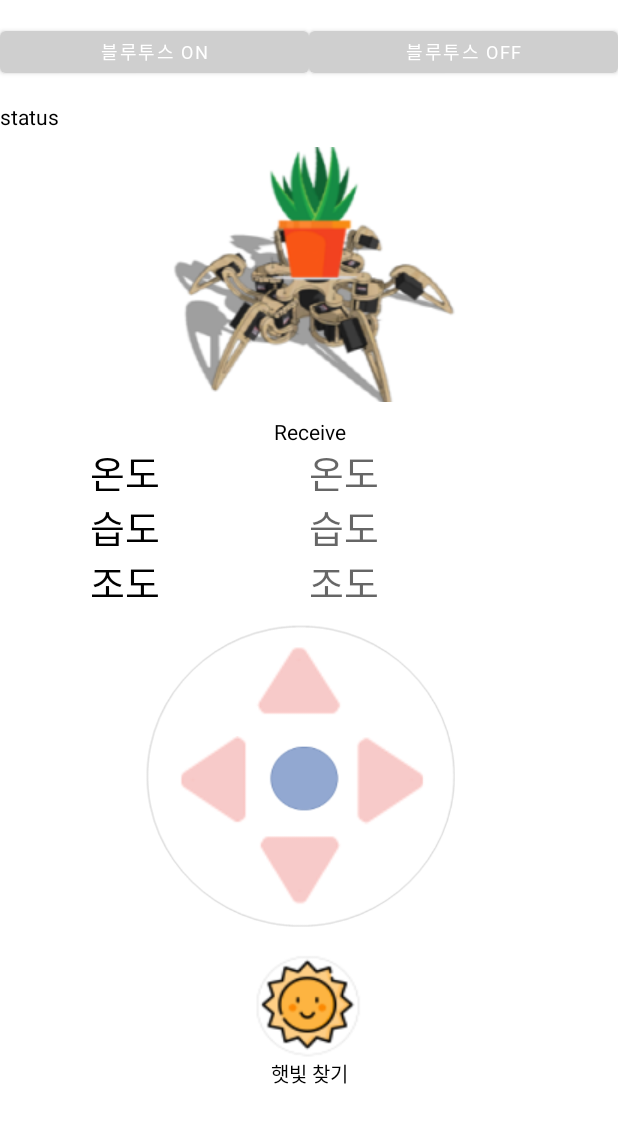
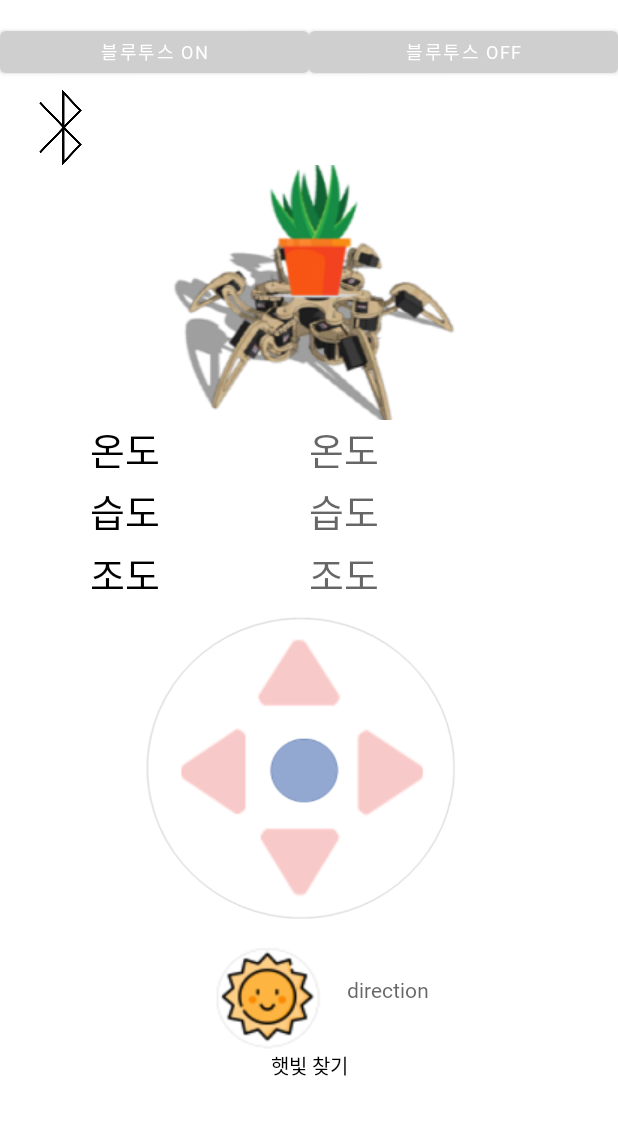
Before and after one commit to icarusicarus/plant-robot, an Android app: the screen it shows after launch (MainActivity), on a phone screen of 412 x 824 dp. Shown: the top 1123 px of the screen. Run offline under Robolectric (Android 15) with nearby library versions, the phone set to English and light mode, and no system bars.

Commit message:
plant robot

```diff
--- a/app/src/main/java/com/example/myapplication_3/MainActivity.java
+++ b/app/src/main/java/com/example/myapplication_3/MainActivity.java
@@ -3,6 +3,7 @@ package com.example.myapplication_3;
 import androidx.appcompat.app.ActionBar;
 import androidx.appcompat.app.AppCompatActivity;
 
+import android.media.Image;
 import android.os.Bundle;
 import android.bluetooth.BluetoothAdapter;
 import android.bluetooth.BluetoothDevice;
@@ -20,6 +21,7 @@ import android.view.accessibility.AccessibilityManager;
 import android.widget.Button;
 import android.widget.EditText;
 import android.widget.ImageButton;
+import android.widget.ImageView;
 import android.widget.TextView;
 import android.widget.Toast;
 
@@ -36,6 +38,8 @@ public class MainActivity extends AppCompatActivity {
     TextView mTvBluetoothStatus;
     TextView mTvReceiveData;
     TextView mTvSendData;
+    ImageView bluetoothStatus;
+    ImageView direction;
     Button mBtnBluetoothOn;
     Button mBtnBluetoothOff;
     ImageButton mBtnConnect;
@@ -71,6 +75,8 @@ public class MainActivity extends AppCompatActivity {
         ActionBar actionBar = getSupportActionBar();
         actionBar.hide();
 
+        bluetoothStatus = (ImageView)findViewById(R.id.bluetoothstatus);
+        direction = (ImageView)findViewById(R.id.direction);
         mTvBluetoothStatus = (TextView)findViewById(R.id.tvBluetoothStatus);
 //        mTvReceiveData = (TextView)findViewById(R.id.tvReceiveData);
         mBtnBluetoothOn = (Button)findViewById(R.id.btnBluetoothOn);
@@ -89,18 +95,22 @@ public class MainActivity extends AppCompatActivity {
         TextView humd = (TextView)findViewById(R.id.humd);
         TextView ilm = (TextView)findViewById(R.id.ilm);
 
+        direction.setVisibility(View.INVISIBLE);
+
         mBluetoothAdapter = BluetoothAdapter.getDefaultAdapter();
 
         mBtnBluetoothOn.setOnClickListener(new Button.OnClickListener() {
             @Override
             public void onClick(View view) {
                 bluetoothOn();
+                bluetoothStatus.setImageDrawable(getResources().getDrawable(R.drawable.bluetooth_on));
             }
         });
         mBtnBluetoothOff.setOnClickListener(new Button.OnClickListener() {
             @Override
             public void onClick(View view) {
                 bluetoothOff();
+                bluetoothStatus.setImageDrawable(getResources().getDrawable(R.drawable.bluetooth_off));
             }
         });
         mBtnConnect.setOnClickListener(new Button.OnClickListener() {
@@ -276,9 +286,11 @@ public class MainActivity extends AppCompatActivity {
                 if (resultCode == RESULT_OK) { // 블루투스 활성화를 확인을 클릭하였다면
                     Toast.makeText(getApplicationContext(), "블루투스 활성화", Toast.LENGTH_LONG).show();
                     mTvBluetoothStatus.setText("활성화");
+
                 } else if (resultCode == RESULT_CANCELED) { // 블루투스 활성화를 취소를 클릭하였다면
                     Toast.makeText(getApplicationContext(), "취소", Toast.LENGTH_LONG).show();
                     mTvBluetoothStatus.setText("비활성화");
+                    bluetoothStatus.setImageDrawable(getResources().getDrawable(R.drawable.bluetooth_off));
                 }
                 break;
         }
--- a/app/src/main/res/layout/activity_main.xml
+++ b/app/src/main/res/layout/activity_main.xml
@@ -18,6 +18,7 @@
         android:gravity="center"
         android:orientation="horizontal">
 
+        <!--  블루투스 켜기-->
         <Button
             android:id="@+id/btnBluetoothOn"
             android:layout_width="20dp"
@@ -28,6 +29,7 @@
             android:drawable="@drawable/button_round"
             android:textSize="12dp" />
 
+        <!--  블루투스 끄기-->
         <Button
             android:id="@+id/btnBluetoothOff"
             android:layout_width="20dp"
@@ -41,9 +43,8 @@
 
     <LinearLayout
         android:layout_width="match_parent"
-        android:layout_height="235dp"
+        android:layout_height="220dp"
         android:gravity="center"
-        android:layout_gravity="center"
         android:orientation="vertical">
 
         <TextView
@@ -52,13 +53,21 @@
             android:layout_height="20dp"
             android:layout_marginTop="10dp"
             android:text="status"
-            android:textColor="@color/black"/>
+            android:textColor="@color/black" />
 
+        <ImageView
+            android:id="@+id/bluetoothstatus"
+            android:layout_width="50dp"
+            android:layout_height="50dp"
+            android:layout_gravity="left"
+            android:layout_marginLeft="15dp"
+            android:src="@drawable/bluetooth" />
+
+        <!--  블루투스 연결 버튼-->
         <ImageButton
             android:id="@+id/btnConnect"
             android:layout_width="300dp"
             android:layout_height="170dp"
-            android:layout_marginTop="10dp"
             android:adjustViewBounds="true"
             android:backgroundTint="#0000"
             android:gravity="center"
@@ -73,12 +82,12 @@
             android:layout_marginTop="10dp"
             android:gravity="center"
             android:text="Receive"
-            android:textColor="@color/black"/>
+            android:textColor="@color/black" />
     </LinearLayout>
 
     <LinearLayout
         android:layout_width="match_parent"
-        android:layout_height="110dp"
+        android:layout_height="120dp"
         android:gravity="center"
         android:layout_gravity="center"
         android:orientation="vertical">
@@ -88,6 +97,7 @@
             android:layout_height="35dp"
             android:layout_marginLeft="60dp"
             android:layout_marginRight="60dp"
+            android:layout_marginBottom="5dp"
             android:layout_weight="1"
             android:orientation="horizontal">
 
@@ -101,6 +111,7 @@
                     android:textSize="25dp"
                     android:fontFamily="@font/gosanja"/>
 
+                <!-- 온도 출력-->
                 <TextView
                     android:id="@+id/temp"
                     android:layout_width="match_parent"
@@ -117,6 +128,7 @@
             android:layout_height="35dp"
             android:layout_marginLeft="60dp"
             android:layout_marginRight="60dp"
+            android:layout_marginBottom="5dp"
             android:layout_weight="1"
             android:orientation="horizontal">
 
@@ -130,6 +142,7 @@
                     android:textSize="25dp"
                     android:fontFamily="@font/gosanja"/>
 
+                <!--  습도 출력-->
                 <TextView
                     android:id="@+id/humd"
                     android:layout_width="match_parent"
@@ -158,6 +171,7 @@
                     android:textSize="25dp"
                     android:fontFamily="@font/gosanja"/>
 
+                <!-- 조도 출력-->
                 <TextView
                     android:id="@+id/ilm"
                     android:layout_width="match_parent"
@@ -168,22 +182,6 @@
                     android:textSize="25dp" />
         </LinearLayout>
     </LinearLayout>
-<!--        <Button-->
-<!--            android:id="@+id/btnSendData"-->
-<!--            android:layout_width="wrap_content"-->
-<!--            android:layout_height="35dp"-->
-<!--            android:text="전송" />-->
-
-<!--        <EditText-->
-<!--            android:id="@+id/tvSendData"-->
-<!--            android:layout_width="wrap_content"-->
-<!--            android:layout_height="wrap_content"-->
-<!--            android:layout_marginStart="8dp"-->
-<!--            android:layout_marginLeft="8dp"-->
-<!--            android:ems="10"-->
-<!--            android:inputType="textPersonName"-->
-<!--            android:text="Send Data" />-->
-
 
 
     <FrameLayout
@@ -204,6 +202,7 @@
             android:backgroundTint="#0000"
             android:orientation="vertical">
 
+            <!-- 앞으로 이동-->
             <ImageButton
                 android:id="@+id/btnUp"
                 android:layout_width="63dp"
@@ -221,6 +220,7 @@
                 android:gravity="center"
                 android:orientation="horizontal">
 
+                <!-- 왼쪽으로 이동-->
                 <ImageButton
                     android:id="@+id/btnLeft"
                     android:layout_width="56dp"
@@ -229,6 +229,7 @@
                     android:adjustViewBounds="true"
                     android:background="@drawable/btnleft"/>
 
+                <!--  멈춤-->
                 <ImageButton
                     android:id="@+id/btnStop"
                     android:layout_width="60dp"
@@ -236,6 +237,7 @@
                     android:adjustViewBounds="true"
                     android:background="@drawable/btnstop"/>
 
+                <!-- 오른쪽으로 이동-->
                 <ImageButton
                     android:id="@+id/btnRight"
                     android:layout_width="56dp"
@@ -246,6 +248,7 @@
 
             </LinearLayout>
 
+            <!-- 뒤로 가기-->
             <ImageButton
                 android:id="@+id/btnDown"
                 android:layout_width="63dp"
@@ -262,19 +265,46 @@
 
     <LinearLayout
         android:layout_width="match_parent"
-        android:layout_height="100dp"
+        android:layout_height="70dp"
         android:layout_gravity="center"
-        android:layout_marginBottom="10dp"
-        android:orientation="vertical">
+        android:orientation="horizontal">
 
+        <!-- 햇빛 찾기-->
         <ImageButton
             android:id="@+id/btnSun"
             android:layout_width="72dp"
             android:layout_height="70dp"
             android:layout_gravity="center"
+            android:layout_marginLeft="143dp"
             android:adjustViewBounds="true"
             android:background="@drawable/btnsun"
             android:scaleType="center" />
+
+        <FrameLayout
+            android:layout_width="match_parent"
+            android:layout_height="match_parent">
+
+            <ImageView
+                android:id="@+id/direction"
+                android:layout_width="140dp"
+                android:layout_height="74dp"
+                android:src="@drawable/speechbubble"/>
+            <TextView
+                android:layout_width="match_parent"
+                android:layout_height="match_parent"
+                android:layout_marginTop="20dp"
+                android:layout_marginLeft="16dp"
+                android:textSize="14dp"
+                android:textColor="@color/black"
+                android:fontFamily="@font/gosanja"
+                android:hint="direction"/>
+        </FrameLayout>
+    </LinearLayout>
+
+    <LinearLayout
+        android:layout_width="match_parent"
+        android:layout_height="match_parent"
+        android:orientation="vertical">
 
         <TextView
             android:layout_width="match_parent"
```
Also changed, not shown: app/src/main/res/drawable-v24/bluetooth.png (added), app/src/main/res/drawable-v24/bluetooth_off.png (added), app/src/main/res/drawable-v24/bluetooth_on.png (added), app/src/main/res/drawable-v24/speechbubble.png (added).
